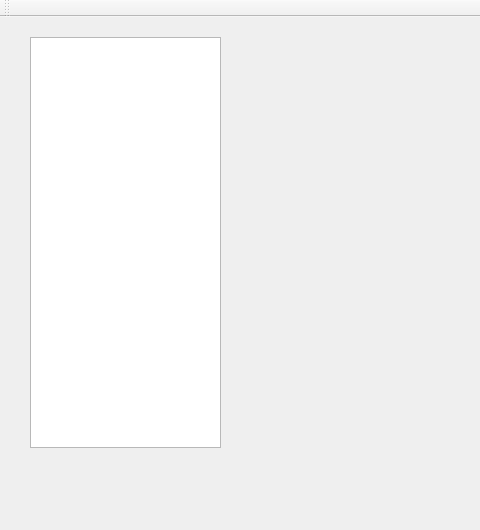
Above: qt/LEDPlate/mainwindow.ui from imbdus/LEDPLate before the change; both pictures show x 0 to 480 and y 0 to 530 of the 991 by 530 pixel window. Below: the same form after it.
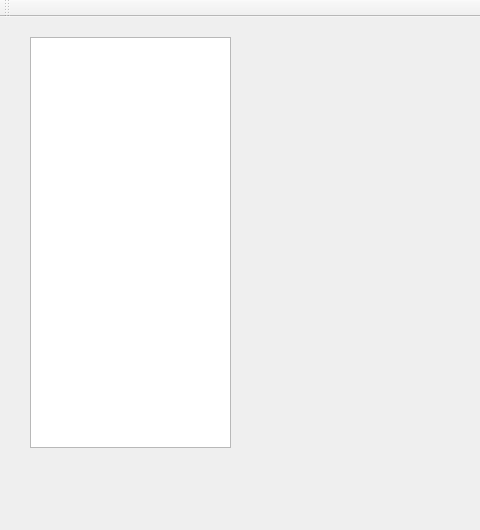
That is the form after the change.

The edit to the form file:
```diff
--- a/qt/LEDPlate/mainwindow.ui
+++ b/qt/LEDPlate/mainwindow.ui
@@ -31,7 +31,7 @@
      <rect>
       <x>30</x>
       <y>20</y>
-      <width>191</width>
+      <width>201</width>
       <height>411</height>
      </rect>
     </property>
```
